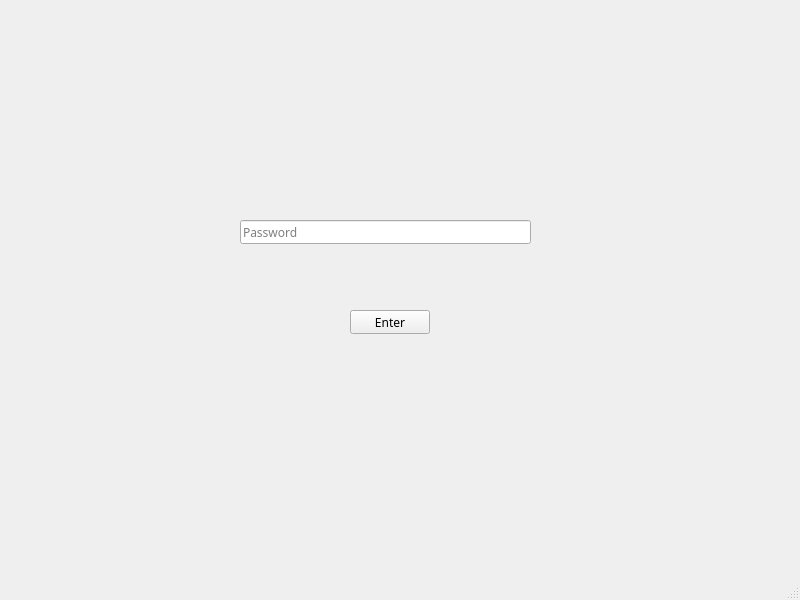
Qt form KeeMe/window.ui (JustPause/CS50FinalProject) before a commit.
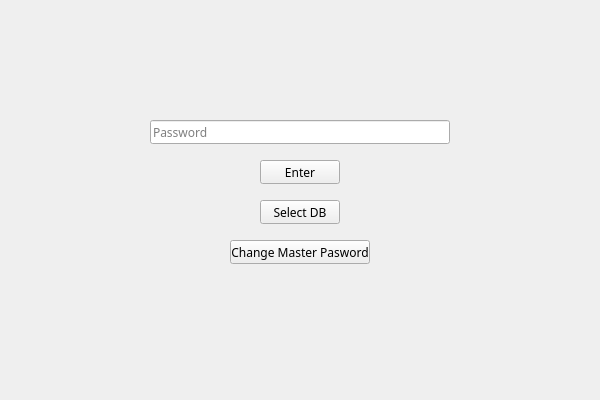
The same form after that commit.

The edit to the form file:
```diff
--- a/KeeMe/window.ui
+++ b/KeeMe/window.ui
@@ -6,8 +6,8 @@
    <rect>
     <x>0</x>
     <y>0</y>
-    <width>800</width>
-    <height>600</height>
+    <width>600</width>
+    <height>400</height>
    </rect>
   </property>
   <property name="font">
@@ -22,8 +22,8 @@
    <widget class="QPushButton" name="pushButton">
     <property name="geometry">
      <rect>
-      <x>350</x>
-      <y>310</y>
+      <x>260</x>
+      <y>160</y>
       <width>80</width>
       <height>24</height>
      </rect>
@@ -35,31 +35,52 @@
    <widget class="QLineEdit" name="lineEdit">
     <property name="geometry">
      <rect>
-      <x>240</x>
-      <y>220</y>
-      <width>291</width>
+      <x>150</x>
+      <y>120</y>
+      <width>300</width>
       <height>24</height>
      </rect>
     </property>
     <property name="text">
      <string/>
     </property>
+    <property name="alignment">
+     <set>Qt::AlignLeading|Qt::AlignLeft|Qt::AlignVCenter</set>
+    </property>
+    <property name="dragEnabled">
+     <bool>false</bool>
+    </property>
     <property name="placeholderText">
      <string>Password</string>
     </property>
    </widget>
+   <widget class="QPushButton" name="pushButton_2">
+    <property name="geometry">
+     <rect>
+      <x>230</x>
+      <y>240</y>
+      <width>140</width>
+      <height>24</height>
+     </rect>
+    </property>
+    <property name="text">
+     <string>Change Master Pasword</string>
+    </property>
+   </widget>
+   <widget class="QPushButton" name="pushButton_3">
+    <property name="geometry">
+     <rect>
+      <x>260</x>
+      <y>200</y>
+      <width>80</width>
+      <height>24</height>
+     </rect>
+    </property>
+    <property name="text">
+     <string>Select DB</string>
+    </property>
+   </widget>
   </widget>
-  <widget class="QMenuBar" name="menubar">
-   <property name="geometry">
-    <rect>
-     <x>0</x>
-     <y>0</y>
-     <width>800</width>
-     <height>19</height>
-    </rect>
-   </property>
-  </widget>
-  <widget class="QStatusBar" name="statusbar"/>
  </widget>
  <resources/>
  <connections/>
```
Left out of the diff: 3 changed lines with no effect on the pictures.
